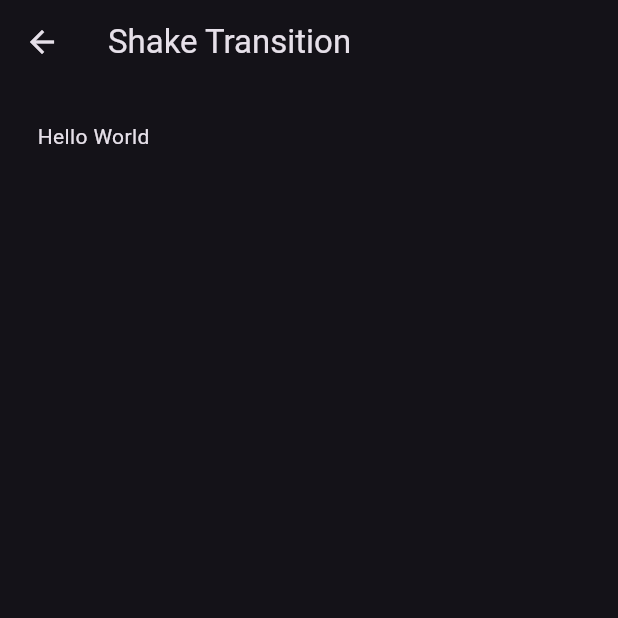
After one commit to CarlosPoxtan08/Nike_Shoes_App, a Flutter app: the MainShakeTransitions screen opened directly, on a phone screen of 412 x 824 dp, the top half of it. The commit adds this screen. Run offline on Flutter 3.47's test engine with Material 3 defaults, Android fonts, the phone set to English and light mode, and no system bars.

Commit message:
Shake Transition

```diff
--- /dev/null
+++ b/lib/nike_shoes_store_app/main_shake_transition.dart
@@ -0,0 +1,68 @@
+import 'package:flutter/material.dart';
+
+class MainShakeTransitions extends StatelessWidget {
+  @override
+  Widget build(BuildContext context) {
+    return Theme(
+      data: ThemeData.dark(),
+      child: Scaffold(
+        appBar: AppBar(
+          title: Text('Shake Transition'),
+        ),
+        body: Padding(
+          padding: const EdgeInsets.all(25.0),
+          child: Column(
+            children: <Widget>[
+              ShakeTransition(
+                child: Text(
+                  'Hello World',
+                  style: Theme.of(context).textTheme.headline3,
+                ),
+              ),
+            ],
+          ),
+        ),
+      ),
+    );
+  }
+}
+
+extension on TextTheme {
+  get headline3 => null;
+}
+
+class ShakeTransition extends StatelessWidget {
+  const ShakeTransition({
+    super.key,
+    this.duration = const Duration(milliseconds: 900),
+    this.offset = 140.0,
+    this.axis = Axis.horizontal,
+    required this.child,
+  });
+
+  final Widget child;
+  final Duration duration;
+  final double offset;
+  final Axis axis;
+
+  @override
+  Widget build(BuildContext context) {
+    return TweenAnimationBuilder<double>(
+      child: child,
+      duration: duration,
+      curve: Curves.elasticOut,
+      tween: Tween(begin: 1.0, end: 0.0),
+      builder: (context, value, child) {
+        return Transform.translate(
+          offset: axis == Axis.horizontal
+              ? Offset(
+                  value * offset,
+                  0.0,
+                )
+              : Offset(0.0, value * offset),
+          child: child,
+        );
+      },
+    );
+  }
+}
--- a/pubspec.yaml
+++ b/pubspec.yaml
@@ -30,6 +30,7 @@ environment:
 dependencies:
   flutter:
     sdk: flutter
+  flutter_animate: ^4.5.2
 
   # The following adds the Cupertino Icons font to your application.
   # Use with the CupertinoIcons class for iOS style icons.
```
Also changed, not shown: lib/nike_shoes_store_app/nike_shoes_details.dart (+27 -5 lines), pubspec.lock.
